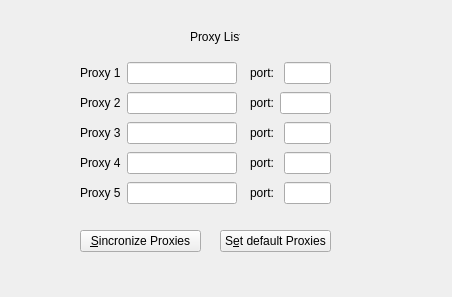
This is xupanet/proxylist.ui in e-valente/xupanet as Qt 5 draws it before an edit. The edited form follows.
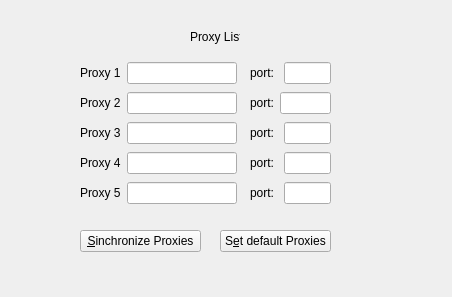
This is the edited form.

Commit message: fix proxylist methods

Diff of the .ui file:
```diff
--- a/xupanet/proxylist.ui
+++ b/xupanet/proxylist.ui
@@ -36,7 +36,7 @@
     </rect>
    </property>
    <property name="text">
-    <string>&amp;Sincronize Proxies</string>
+    <string>&amp;Sinchronize Proxies</string>
    </property>
   </widget>
   <widget class="QPushButton" name="pushButtonSetDefaultProxies">
```
Left out of the diff: 2 changed lines with no effect on the pictures. The commit also changes 2 other files.
